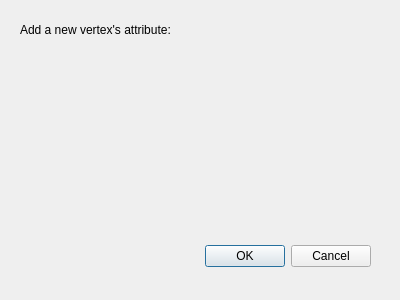
Above: resource/gui/AddAttributesDialog.ui from dthung1602/NetworkVisualization before the change. Below: the same form after it.
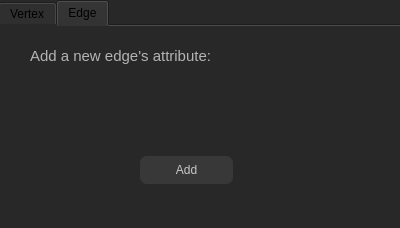
That is the form after the change. The open tabs and pages were chosen to show the change.

Commit message: Add VertexTab in FilterDialog

```diff
--- a/resource/gui/AddAttributesDialog.ui
+++ b/resource/gui/AddAttributesDialog.ui
@@ -7,37 +7,45 @@
     <x>0</x>
     <y>0</y>
     <width>400</width>
-    <height>300</height>
+    <height>228</height>
    </rect>
   </property>
   <property name="windowTitle">
    <string>Dialog</string>
   </property>
-  <widget class="QDialogButtonBox" name="buttonBox">
+  <property name="styleSheet">
+   <string notr="true">background-color: #282828</string>
+  </property>
+  <widget class="QTabWidget" name="tabWidget">
    <property name="geometry">
     <rect>
-     <x>30</x>
-     <y>240</y>
-     <width>341</width>
-     <height>32</height>
+     <x>-2</x>
+     <y>0</y>
+     <width>411</width>
+     <height>231</height>
     </rect>
    </property>
-   <property name="orientation">
-    <enum>Qt::Horizontal</enum>
+   <property name="currentIndex">
+    <number>0</number>
    </property>
-   <property name="standardButtons">
-    <set>QDialogButtonBox::Cancel|QDialogButtonBox::Ok</set>
-   </property>
-  </widget>
+   <widget class="QWidget" name="tab">
+    <attribute name="title">
+     <string>Vertex</string>
+    </attribute>
   <widget class="QLabel" name="label">
    <property name="geometry">
     <rect>
-     <x>20</x>
+       <x>30</x>
      <y>20</y>
      <width>191</width>
      <height>20</height>
     </rect>
    </property>
+     <property name="styleSheet">
+      <string notr="true">color: rgb(180,180,180);
+font-size: 15px;
+background-color: transparent;</string>
+     </property>
    <property name="text">
     <string>Add a new vertex's attribute:</string>
    </property>
@@ -46,14 +54,75 @@
    <property name="geometry">
     <rect>
      <x>50</x>
-     <y>60</y>
+       <y>50</y>
      <width>291</width>
-     <height>51</height>
+       <height>71</height>
     </rect>
    </property>
    <layout class="QVBoxLayout" name="verticalLayout"/>
   </widget>
  </widget>
+   <widget class="QWidget" name="tab_2">
+    <attribute name="title">
+     <string>Edge</string>
+    </attribute>
+    <widget class="QLabel" name="label_2">
+     <property name="geometry">
+      <rect>
+       <x>30</x>
+       <y>20</y>
+       <width>191</width>
+       <height>20</height>
+      </rect>
+     </property>
+     <property name="styleSheet">
+      <string notr="true">color: rgb(180,180,180);
+font-size: 15px;
+background-color: transparent;</string>
+     </property>
+     <property name="text">
+      <string>Add a new edge's attribute:</string>
+     </property>
+    </widget>
+    <widget class="QWidget" name="verticalLayoutWidget_2">
+     <property name="geometry">
+      <rect>
+       <x>50</x>
+       <y>50</y>
+       <width>291</width>
+       <height>71</height>
+      </rect>
+     </property>
+     <layout class="QVBoxLayout" name="verticalLayout_2"/>
+    </widget>
+    <widget class="QPushButton" name="acceptButton_2">
+     <property name="geometry">
+      <rect>
+       <x>140</x>
+       <y>130</y>
+       <width>93</width>
+       <height>28</height>
+      </rect>
+     </property>
+     <property name="styleSheet">
+      <string notr="true">QPushButton{
+	color: rgb(200, 200, 200);
+	border-style: 2px solid rgb(200, 200, 200);
+    border-radius: 7px;
+	background-color: #383838;
+}
+
+QPushButton:hover{
+	background-color: #303030;
+}</string>
+     </property>
+     <property name="text">
+      <string>Add</string>
+     </property>
+    </widget>
+   </widget>
+  </widget>
+ </widget>
  <resources/>
  <connections>
   <connection>
```
Left out of the diff: 60 changed lines with no effect on the pictures. Lines whose indentation alone changed are shown as unchanged. The commit also changes 5 other files.
